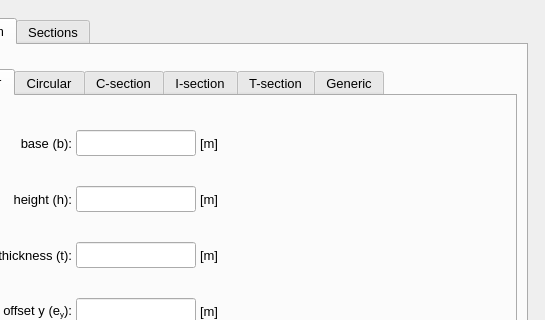
The window that pulse/interface/data/ui_files/model/setup/cross_section/cross_section_widget.ui (open-pulse/OpenPulse) describes before a commit, drawn with Qt 5; both pictures show x 109 to 654 and y 0 to 320 of the 654 by 536 pixel window.
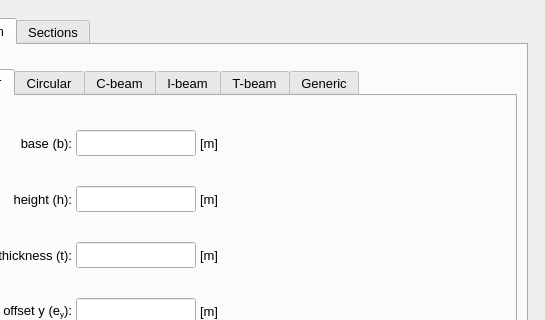
The same window after the commit. The open tabs and pages were chosen to show the change. Icons and pictures are not drawn.

What changed in the file:
```diff
--- a/pulse/interface/data/ui_files/model/setup/cross_section/cross_section_widget.ui
+++ b/pulse/interface/data/ui_files/model/setup/cross_section/cross_section_widget.ui
@@ -3564,7 +3564,7 @@
          </widget>
          <widget class="QWidget" name="tab_C_section">
           <attribute name="title">
-           <string>C-section</string>
+           <string>C-beam</string>
           </attribute>
           <layout class="QGridLayout" name="gridLayout_49">
            <property name="leftMargin">
@@ -4435,7 +4435,7 @@
          </widget>
          <widget class="QWidget" name="tab_I_section">
           <attribute name="title">
-           <string>I-section</string>
+           <string>I-beam</string>
           </attribute>
           <layout class="QGridLayout" name="gridLayout_51">
            <property name="leftMargin">
@@ -5254,7 +5254,7 @@
          </widget>
          <widget class="QWidget" name="tab_T_section">
           <attribute name="title">
-           <string>T-section</string>
+           <string>T-beam</string>
           </attribute>
           <layout class="QGridLayout" name="gridLayout_53">
            <property name="leftMargin">
```
